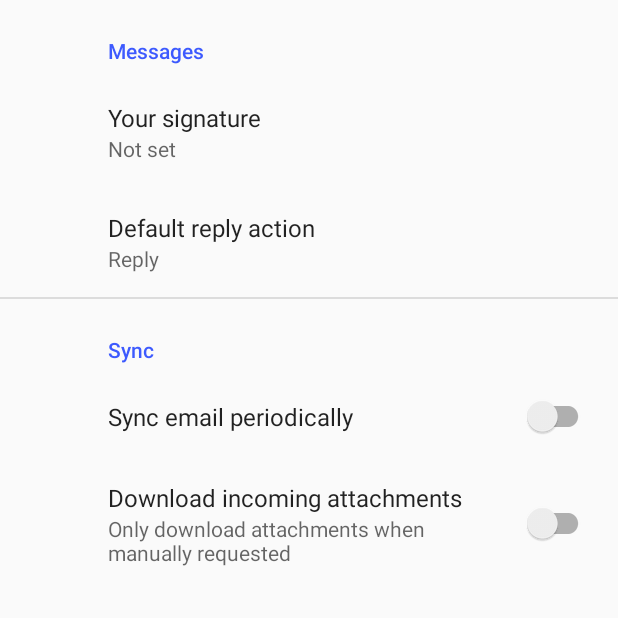
After one commit to stairs1/memory-expansion-tools, an Android app: the SettingsActivity screen opened directly, with no data from a screen before it, on a phone screen of 412 x 824 dp, the top half of it. The commit adds this screen. Run offline under Robolectric (Android 15) with nearby library versions, the phone set to English and light mode, and no system bars; our stand-ins replace androidx.preference.

Commit message:
settings page template

```diff
--- a/JetpackSAM/app/build.gradle
+++ b/JetpackSAM/app/build.gradle
@@ -28,6 +28,7 @@ dependencies {
     implementation 'androidx.appcompat:appcompat:1.1.0'
     implementation 'androidx.constraintlayout:constraintlayout:1.1.3'
     implementation 'com.google.android.material:material:1.0.0'
+    implementation 'androidx.preference:preference:1.1.0-alpha05'
     testImplementation 'junit:junit:4.13'
     androidTestImplementation 'androidx.test:runner:1.2.0'
     androidTestImplementation 'androidx.test.espresso:espresso-core:3.2.0'
--- /dev/null
+++ b/JetpackSAM/app/src/main/java/com/example/jetpacksam/SettingsActivity.java
@@ -0,0 +1,31 @@
+package com.example.jetpacksam;
+
+import android.os.Bundle;
+
+import androidx.appcompat.app.ActionBar;
+import androidx.appcompat.app.AppCompatActivity;
+import androidx.preference.PreferenceFragmentCompat;
+
+public class SettingsActivity extends AppCompatActivity {
+
+    @Override
+    protected void onCreate(Bundle savedInstanceState) {
+        super.onCreate(savedInstanceState);
+        setContentView(R.layout.settings_activity);
+        getSupportFragmentManager()
+                .beginTransaction()
+                .replace(R.id.settings, new SettingsFragment())
+                .commit();
+        ActionBar actionBar = getSupportActionBar();
+        if (actionBar != null) {
+            actionBar.setDisplayHomeAsUpEnabled(true);
+        }
+    }
+
+    public static class SettingsFragment extends PreferenceFragmentCompat {
+        @Override
+        public void onCreatePreferences(Bundle savedInstanceState, String rootKey) {
+            setPreferencesFromResource(R.xml.root_preferences, rootKey);
+        }
+    }
+}
--- /dev/null
+++ b/JetpackSAM/app/src/main/res/layout/settings_activity.xml
@@ -0,0 +1,9 @@
+<LinearLayout xmlns:android="http://schemas.android.com/apk/res/android"
+    android:layout_width="match_parent"
+    android:layout_height="match_parent">
+
+    <FrameLayout
+        android:id="@+id/settings"
+        android:layout_width="match_parent"
+        android:layout_height="match_parent" />
+</LinearLayout>
--- /dev/null
+++ b/JetpackSAM/app/src/main/res/values/arrays.xml
@@ -0,0 +1,12 @@
+<resources>
+    <!-- Reply Preference -->
+    <string-array name="reply_entries">
+        <item>Reply</item>
+        <item>Reply to all</item>
+    </string-array>
+
+    <string-array name="reply_values">
+        <item>reply</item>
+        <item>reply_all</item>
+    </string-array>
+</resources>
--- a/JetpackSAM/app/src/main/res/values/strings.xml
+++ b/JetpackSAM/app/src/main/res/values/strings.xml
@@ -4,4 +4,21 @@
     <string name="button_save">Save</string>
     <string name="empty_not_saved">Phrase not saved because it is empty.</string>
     <string name="title_activity_view_phrase">ViewPhraseActivity</string>
+    <string name="action_settings">settings</string>
+    <string name="title_activity_settings">Settings</string>
+
+    <!-- Preference Titles -->
+    <string name="messages_header">Messages</string>
+    <string name="sync_header">Sync</string>
+
+    <!-- Messages Preferences -->
+    <string name="signature_title">Your signature</string>
+    <string name="reply_title">Default reply action</string>
+
+    <!-- Sync Preferences -->
+    <string name="sync_title">Sync email periodically</string>
+    <string name="attachment_title">Download incoming attachments</string>
+    <string name="attachment_summary_on">Automatically download attachments for incoming emails
+    </string>
+    <string name="attachment_summary_off">Only download attachments when manually requested</string>
 </resources>
--- a/JetpackSAM/app/src/main/res/values/styles.xml
+++ b/JetpackSAM/app/src/main/res/values/styles.xml
@@ -1,7 +1,7 @@
 <resources>
 
     <!-- Base application theme. -->
-    <style name="AppTheme" parent="Theme.AppCompat.Light.DarkActionBar">
+    <style name="AppTheme" parent="Theme.AppCompat.Light.NoActionBar">
         <!-- Customize your theme here. -->
         <item name="colorPrimary">@color/colorPrimary</item>
         <item name="colorPrimaryDark">@color/colorPrimaryDark</item>
--- /dev/null
+++ b/JetpackSAM/app/src/main/res/xml/root_preferences.xml
@@ -0,0 +1,51 @@
+<!--
+  ~ Copyright 2018 The app Open Source Project
+  ~
+  ~ Licensed under the Apache License, Version 2.0 (the "License");
+  ~ you may not use this file except in compliance with the License.
+  ~ You may obtain a copy of the License at
+  ~
+  ~      http://www.apache.org/licenses/LICENSE-2.0
+  ~
+  ~ Unless required by applicable law or agreed to in writing, software
+  ~ distributed under the License is distributed on an "AS IS" BASIS,
+  ~ WITHOUT WARRANTIES OR CONDITIONS OF ANY KIND, either express or implied.
+  ~ See the License for the specific language governing permissions and
+  ~ limitations under the License.
+  -->
+
+<PreferenceScreen xmlns:app="http://schemas.android.com/apk/res-auto">
+
+    <PreferenceCategory app:title="@string/messages_header">
+
+        <EditTextPreference
+            app:key="signature"
+            app:title="@string/signature_title"
+            app:useSimpleSummaryProvider="true" />
+
+        <ListPreference
+            app:defaultValue="reply"
+            app:entries="@array/reply_entries"
+            app:entryValues="@array/reply_values"
+            app:key="reply"
+            app:title="@string/reply_title"
+            app:useSimpleSummaryProvider="true" />
+
+    </PreferenceCategory>
+
+    <PreferenceCategory app:title="@string/sync_header">
+
+        <SwitchPreferenceCompat
+            app:key="sync"
+            app:title="@string/sync_title" />
+
+        <SwitchPreferenceCompat
+            app:dependency="sync"
+            app:key="attachment"
+            app:summaryOff="@string/attachment_summary_off"
+            app:summaryOn="@string/attachment_summary_on"
+            app:title="@string/attachment_title" />
+
+    </PreferenceCategory>
+
+</PreferenceScreen>
```
Also changed, not shown: JetpackSAM/app/src/main/AndroidManifest.xml (+11 -3 lines), JetpackSAM/app/src/main/java/com/example/jetpacksam/MainActivity.java (+25 -0 lines), JetpackSAM/app/src/main/res/drawable/ic_settings_24px.xml (added, +9 -0 lines), JetpackSAM/app/src/main/res/layout/activity_main.xml (+11 -1 lines), JetpackSAM/app/src/main/res/menu/main_actionbar.xml (added, +10 -0 lines).
